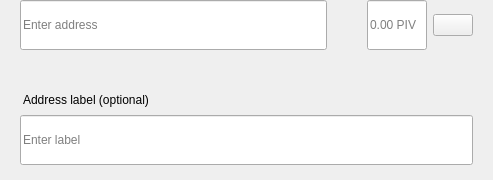
First picture: the form in src/qt/cari/forms/sendmultirow.ui, repository VsyncCrypto/VSX, before the edit.
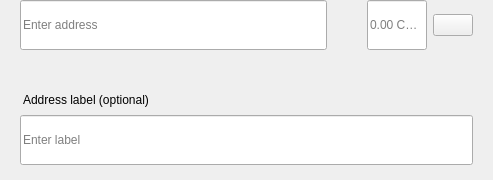
Second picture: the form after the edit.

```diff
--- a/src/qt/cari/forms/sendmultirow.ui
+++ b/src/qt/cari/forms/sendmultirow.ui
@@ -198,7 +198,7 @@
            <set>Qt::AlignLeading|Qt::AlignLeft|Qt::AlignVCenter</set>
           </property>
           <property name="placeholderText">
-           <string notr="true">0.00 PIV</string>
+           <string notr="true">0.00 CARI</string>
           </property>
          </widget>
         </item>
```
